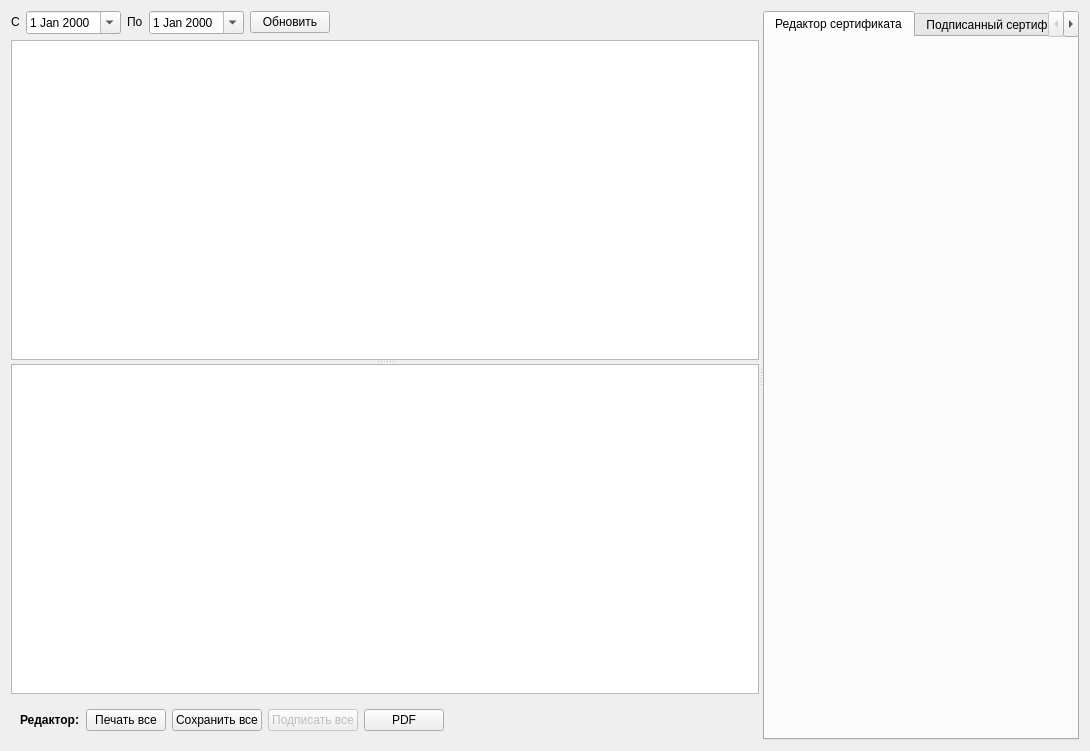
The window that formship/formship.ui (Sergeyego/certificates) describes before a commit, drawn with Qt 5.
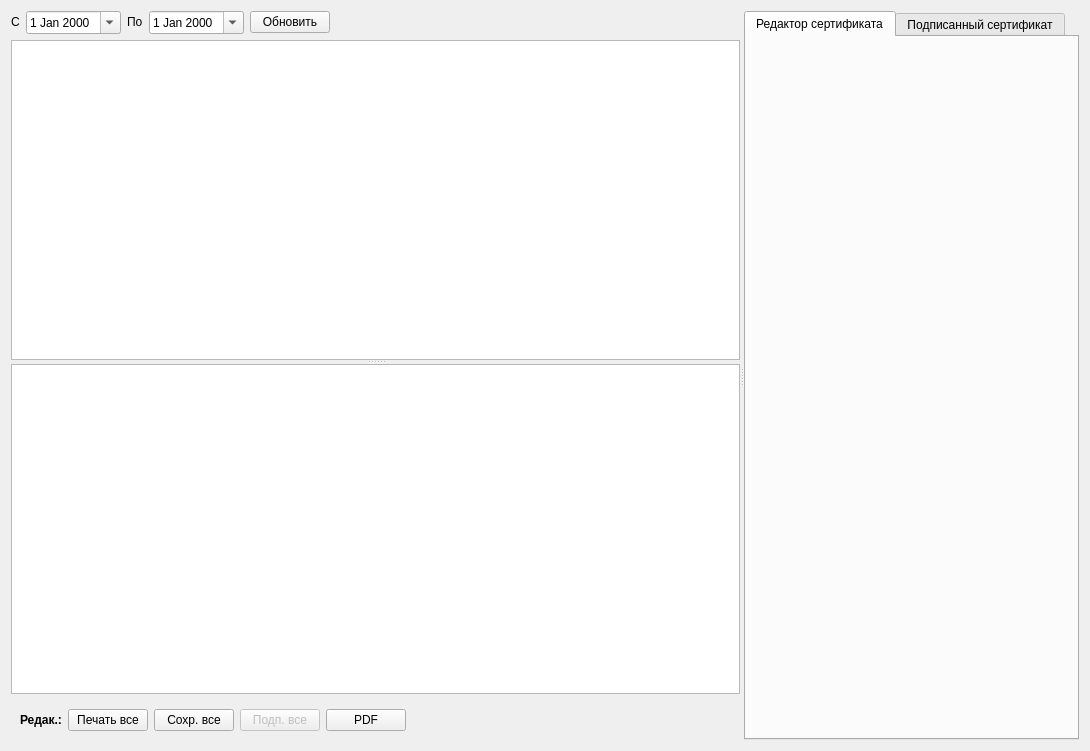
The same window after the commit. Custom widgets are drawn as their Qt base class.

```diff
--- a/formship/formship.ui
+++ b/formship/formship.ui
@@ -127,6 +127,9 @@
             <verstretch>0</verstretch>
            </sizepolicy>
           </property>
+          <property name="frameShape">
+           <enum>QFrame::Shape::NoFrame</enum>
+          </property>
           <property name="currentIndex">
            <number>0</number>
           </property>
@@ -142,7 +145,7 @@
                  </font>
                 </property>
                 <property name="text">
-                 <string>Редактор:</string>
+                 <string>Редак.:</string>
                 </property>
                 <property name="wordWrap">
                  <bool>false</bool>
@@ -159,7 +162,7 @@
               <item>
                <widget class="QPushButton" name="cmdSaveAll">
                 <property name="text">
-                 <string>Сохранить все</string>
+                 <string>Сохр. все</string>
                 </property>
                </widget>
               </item>
@@ -169,7 +172,7 @@
                  <bool>false</bool>
                 </property>
                 <property name="text">
-                 <string>Подписать все</string>
+                 <string>Подп. все</string>
                 </property>
                </widget>
               </item>
```
Left out of the diff: 2 changed lines with no effect on the pictures.
